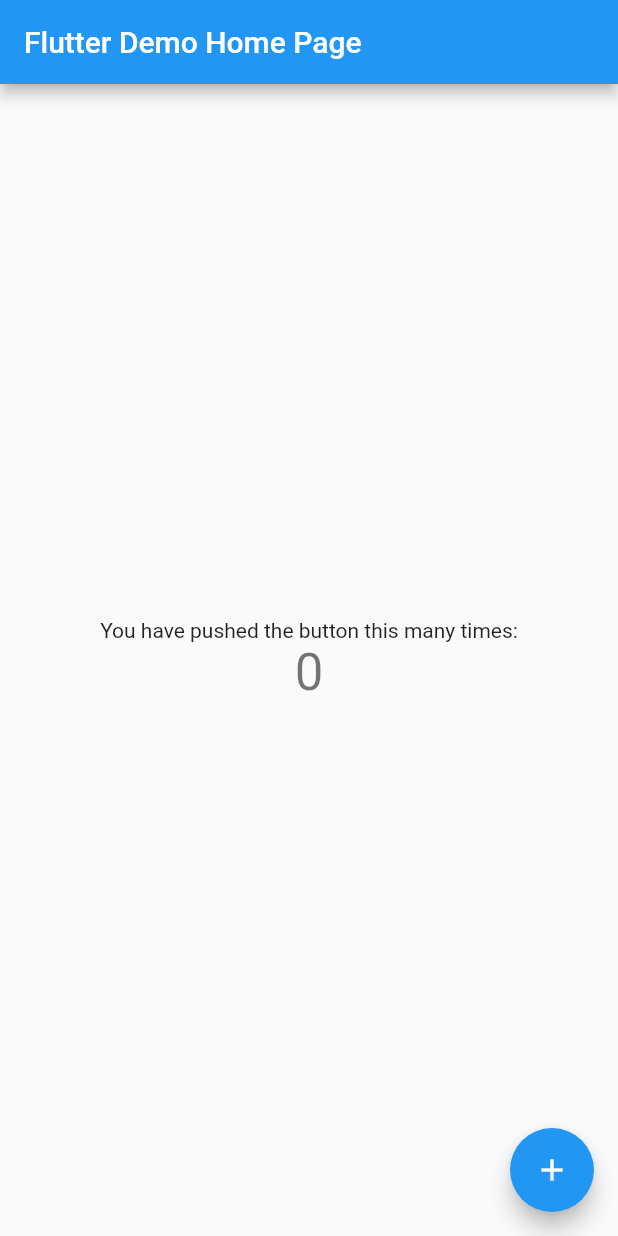
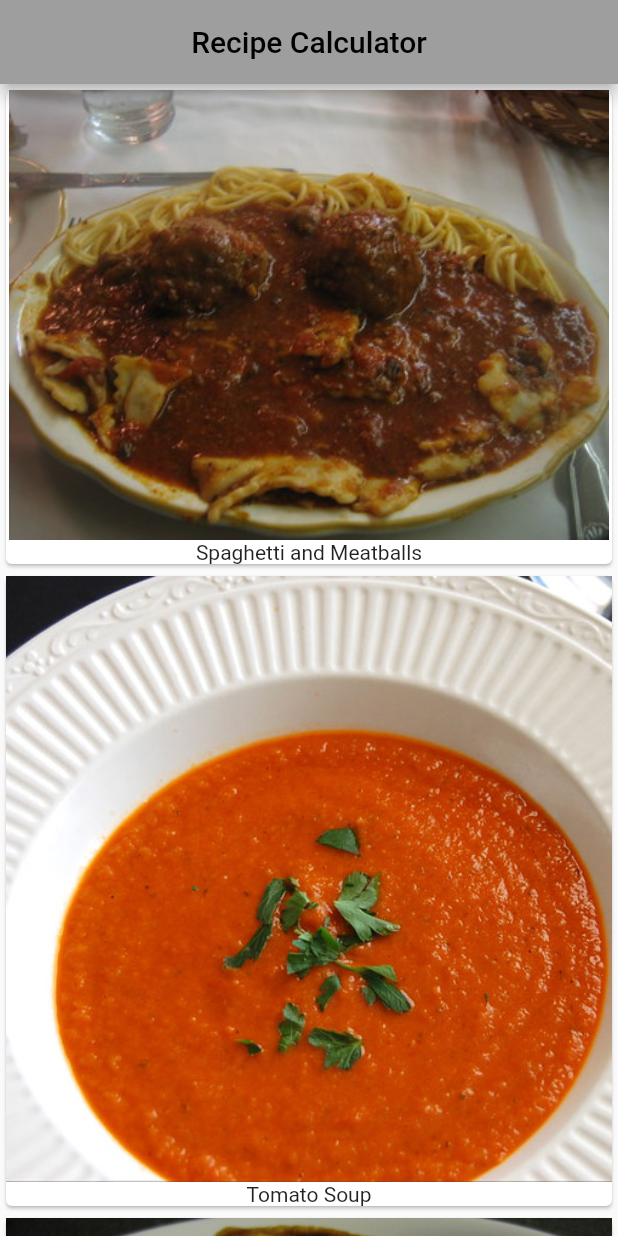
Before and after one commit to sadiqmmm/recipes_app, a Flutter app: the screen it shows after launch, on a phone screen of 412 x 824 dp. Run offline on Flutter 3.47's test engine with Material 2 defaults, Android fonts, the phone set to English and light mode, and no system bars.

Commit message:
Add the assets and Recipe widget

```diff
--- a/lib/main.dart
+++ b/lib/main.dart
@@ -1,17 +1,18 @@
 import 'package:flutter/material.dart';
+import 'recipe.dart';
 
 void main() {
-  runApp(const MyApp());
+  runApp(const RecipeApp());
 }
 
-class MyApp extends StatelessWidget {
-  const MyApp({Key? key}) : super(key: key);
+class RecipeApp extends StatelessWidget {
+  const RecipeApp({Key? key}) : super(key: key);
 
   // This widget is the root of your application.
   @override
   Widget build(BuildContext context) {
     return MaterialApp(
-      title: 'Flutter Demo',
+      title: 'Recipe Calculator',
       theme: ThemeData(
         // This is the theme of your application.
         //
@@ -22,9 +23,9 @@ class MyApp extends StatelessWidget {
         // or simply save your changes to "hot reload" in a Flutter IDE).
         // Notice that the counter didn't reset back to zero; the application
         // is not restarted.
-        primarySwatch: Colors.blue,
+        primarySwatch: Colors.grey,
       ),
-      home: const MyHomePage(title: 'Flutter Demo Home Page'),
+      home: const MyHomePage(title: 'Recipe Calculator'),
     );
   }
 }
@@ -48,19 +49,6 @@ class MyHomePage extends StatefulWidget {
 }
 
 class _MyHomePageState extends State<MyHomePage> {
-  int _counter = 0;
-
-  void _incrementCounter() {
-    setState(() {
-      // This call to setState tells the Flutter framework that something has
-      // changed in this State, which causes it to rerun the build method below
-      // so that the display can reflect the updated values. If we changed
-      // _counter without calling setState(), then the build method would not be
-      // called again, and so nothing would appear to happen.
-      _counter++;
-    });
-  }
-
   @override
   Widget build(BuildContext context) {
     // This method is rerun every time setState is called, for instance as done
@@ -74,42 +62,27 @@ class _MyHomePageState extends State<MyHomePage> {
         // Here we take the value from the MyHomePage object that was created by
         // the App.build method, and use it to set our appbar title.
         title: Text(widget.title),
+        centerTitle: true,
       ),
-      body: Center(
-        // Center is a layout widget. It takes a single child and positions it
-        // in the middle of the parent.
-        child: Column(
-          // Column is also a layout widget. It takes a list of children and
-          // arranges them vertically. By default, it sizes itself to fit its
-          // children horizontally, and tries to be as tall as its parent.
-          //
-          // Invoke "debug painting" (press "p" in the console, choose the
-          // "Toggle Debug Paint" action from the Flutter Inspector in Android
-          // Studio, or the "Toggle Debug Paint" command in Visual Studio Code)
-          // to see the wireframe for each widget.
-          //
-          // Column has various properties to control how it sizes itself and
-          // how it positions its children. Here we use mainAxisAlignment to
-          // center the children vertically; the main axis here is the vertical
-          // axis because Columns are vertical (the cross axis would be
-          // horizontal).
-          mainAxisAlignment: MainAxisAlignment.center,
-          children: <Widget>[
-            const Text(
-              'You have pushed the button this many times:',
-            ),
-            Text(
-              '$_counter',
-              style: Theme.of(context).textTheme.headline4,
-            ),
-          ],
+      body: SafeArea(
+        child: ListView.builder(
+          itemCount: Recipe.samples.length,
+          itemBuilder: (BuildContext context, int index) {
+            return buildRecipeCard(Recipe.samples[index]);
+          },
         ),
       ),
-      floatingActionButton: FloatingActionButton(
-        onPressed: _incrementCounter,
-        tooltip: 'Increment',
-        child: const Icon(Icons.add),
-      ), // This trailing comma makes auto-formatting nicer for build methods.
     );
   }
 }
+
+Widget buildRecipeCard(Recipe recipe) {
+  return Card(
+    child: Column(
+      children: <Widget>[
+        Image(image: AssetImage(recipe.imageUrl)),
+        Text(recipe.label),
+      ],
+    ),
+  );
+}
--- /dev/null
+++ b/lib/recipe.dart
@@ -0,0 +1,32 @@
+class Recipe {
+  String label;
+  String imageUrl;
+
+  Recipe(this.label, this.imageUrl);
+  static List<Recipe> samples = [
+    Recipe(
+      'Spaghetti and Meatballs',
+      'assets/2126711929_ef763de2b3_w.jpeg',
+    ),
+    Recipe(
+      'Tomato Soup',
+      'assets/27729023535_a57606c1be.jpeg',
+    ),
+    Recipe(
+      'Grilled Cheese',
+      'assets/3187380632_5056654a19_b.jpeg',
+    ),
+    Recipe(
+      'Chocolate Chip Cookies',
+      'assets/15992102771_b92f4cc00a_b.jpeg',
+    ),
+    Recipe(
+      'Taco Salad',
+      'assets/8533381643_a31a99e8a6_c.jpeg',
+    ),
+    Recipe(
+      'Hawaiian Pizza',
+      'assets/15452035777_294cefced5_c.jpeg',
+    ),
+  ];
+}
--- a/pubspec.yaml
+++ b/pubspec.yaml
@@ -1,5 +1,5 @@
 name: recipes
-description: A new Flutter project.
+description: Recipe Calculator.
 
 # The following line prevents the package from being accidentally published to
 # pub.dev using `flutter pub publish`. This is preferred for private packages.
@@ -58,7 +58,8 @@ flutter:
   uses-material-design: true
 
   # To add assets to your application, add an assets section, like this:
-  # assets:
+  assets:
+    - assets/
   #   - images/a_dot_burr.jpeg
   #   - images/a_dot_ham.jpeg
 
```
Also changed, not shown: assets/15452035777_294cefced5_c.jpeg (added), assets/15992102771_b92f4cc00a_b.jpeg (added), assets/2126711929_ef763de2b3_w.jpeg (added), assets/27729023535_a57606c1be.jpeg (added), assets/3187380632_5056654a19_b.jpeg (added), assets/8533381643_a31a99e8a6_c.jpeg (added).
